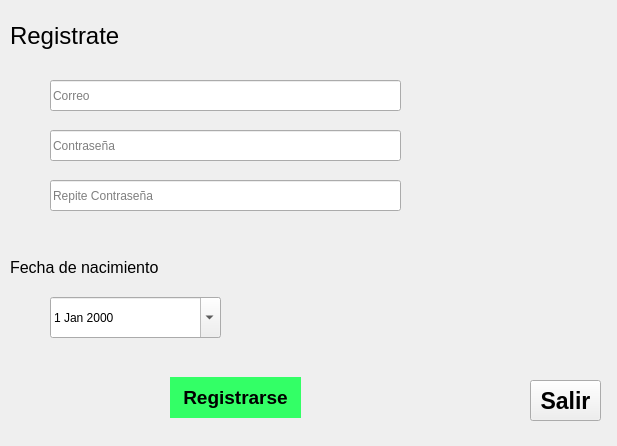
Above: Avance/Inicio_sesion/vista_user.ui from JosueC07183/ProyectoIE0217 before the change. Below: the same form after it.
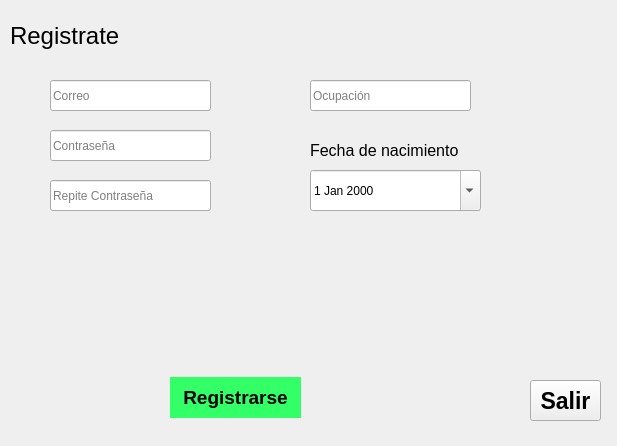
That is the form after the change.

```diff
--- a/Avance/Inicio_sesion/vista_user.ui
+++ b/Avance/Inicio_sesion/vista_user.ui
@@ -34,8 +34,8 @@
   <widget class="QLabel" name="label_2">
    <property name="geometry">
     <rect>
-     <x>10</x>
-     <y>257</y>
+     <x>310</x>
+     <y>140</y>
      <width>171</width>
      <height>21</height>
     </rect>
@@ -52,8 +52,8 @@
   <widget class="QDateEdit" name="dateEdit">
    <property name="geometry">
     <rect>
-     <x>50</x>
-     <y>297</y>
+     <x>310</x>
+     <y>170</y>
      <width>171</width>
      <height>41</height>
     </rect>
@@ -95,7 +95,7 @@
     <rect>
      <x>50</x>
      <y>80</y>
-     <width>351</width>
+     <width>161</width>
      <height>31</height>
     </rect>
    </property>
@@ -128,7 +128,7 @@
     <rect>
      <x>50</x>
      <y>130</y>
-     <width>351</width>
+     <width>161</width>
      <height>31</height>
     </rect>
    </property>
@@ -144,7 +144,7 @@
     <rect>
      <x>50</x>
      <y>180</y>
-     <width>351</width>
+     <width>161</width>
      <height>31</height>
     </rect>
    </property>
@@ -155,6 +155,19 @@
     <string>Repite Contraseña</string>
    </property>
   </widget>
+  <widget class="QLineEdit" name="lineWork">
+   <property name="geometry">
+    <rect>
+     <x>310</x>
+     <y>80</y>
+     <width>161</width>
+     <height>31</height>
+    </rect>
+   </property>
+   <property name="placeholderText">
+    <string>Ocupación</string>
+   </property>
+  </widget>
  </widget>
  <resources/>
  <connections/>
```
